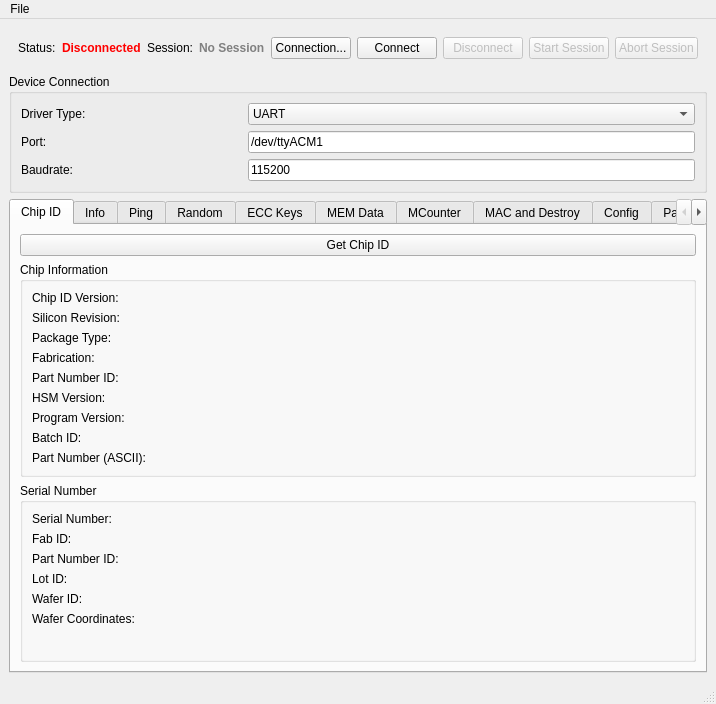
Old version of the form mainwindow.ui in the repository petrkr/tropic01manager.
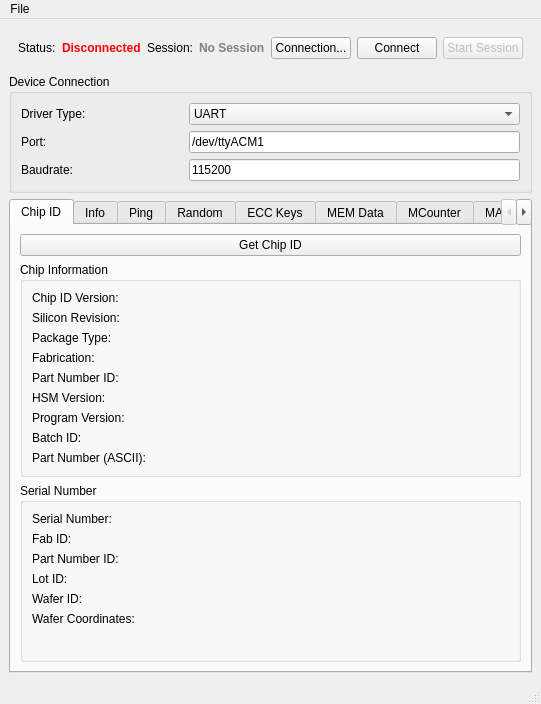
New version of the form.

Commit message: Make connect/disconnect and start/abort buttons one

```diff
--- a/mainwindow.ui
+++ b/mainwindow.ui
@@ -86,17 +86,7 @@
         </widget>
        </item>
        <item>
-        <widget class="QPushButton" name="btnDisconnect">
-         <property name="enabled">
-          <bool>false</bool>
-         </property>
-         <property name="text">
-          <string>Disconnect</string>
-         </property>
-        </widget>
-       </item>
-       <item>
-        <widget class="QPushButton" name="btnStartSecureSession">
+        <widget class="QPushButton" name="btnSessionToggle">
          <property name="enabled">
           <bool>false</bool>
          </property>
@@ -105,16 +95,6 @@
          </property>
         </widget>
        </item>
-       <item>
-        <widget class="QPushButton" name="btnAbortSecureSession">
-         <property name="enabled">
-          <bool>false</bool>
-         </property>
-         <property name="text">
-          <string>Abort Session</string>
-         </property>
-        </widget>
-       </item>
       </layout>
      </widget>
     </item>
```
Left out of the diff: 2 changed lines with no effect on the pictures. The commit also changes 1 other file.
